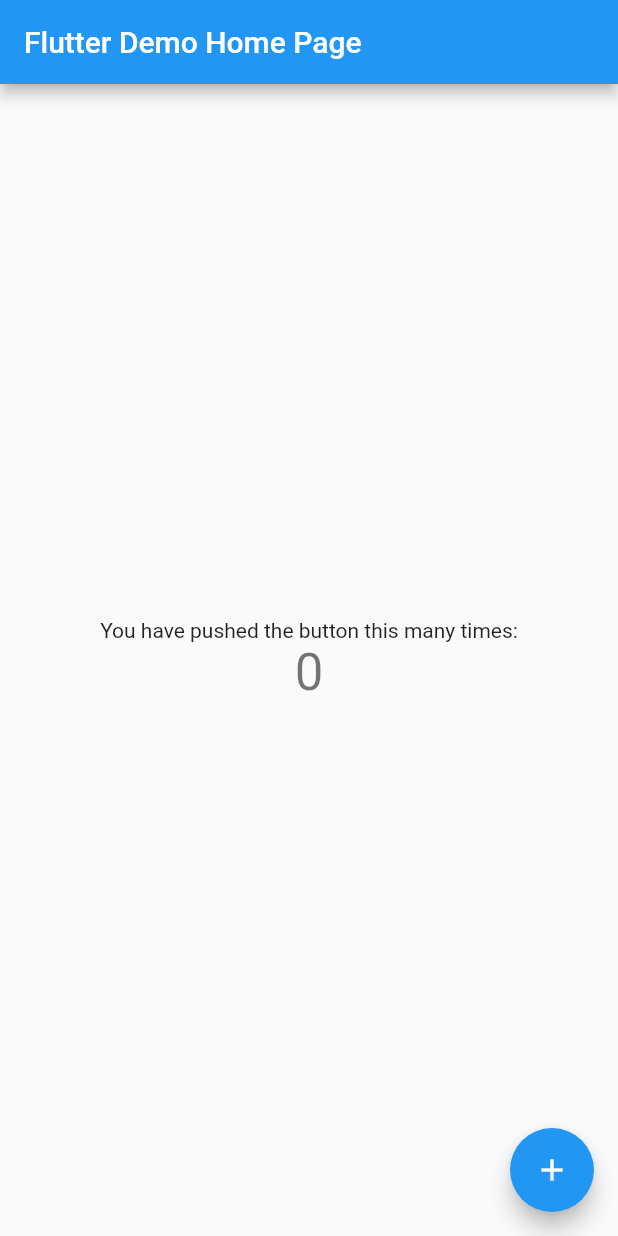
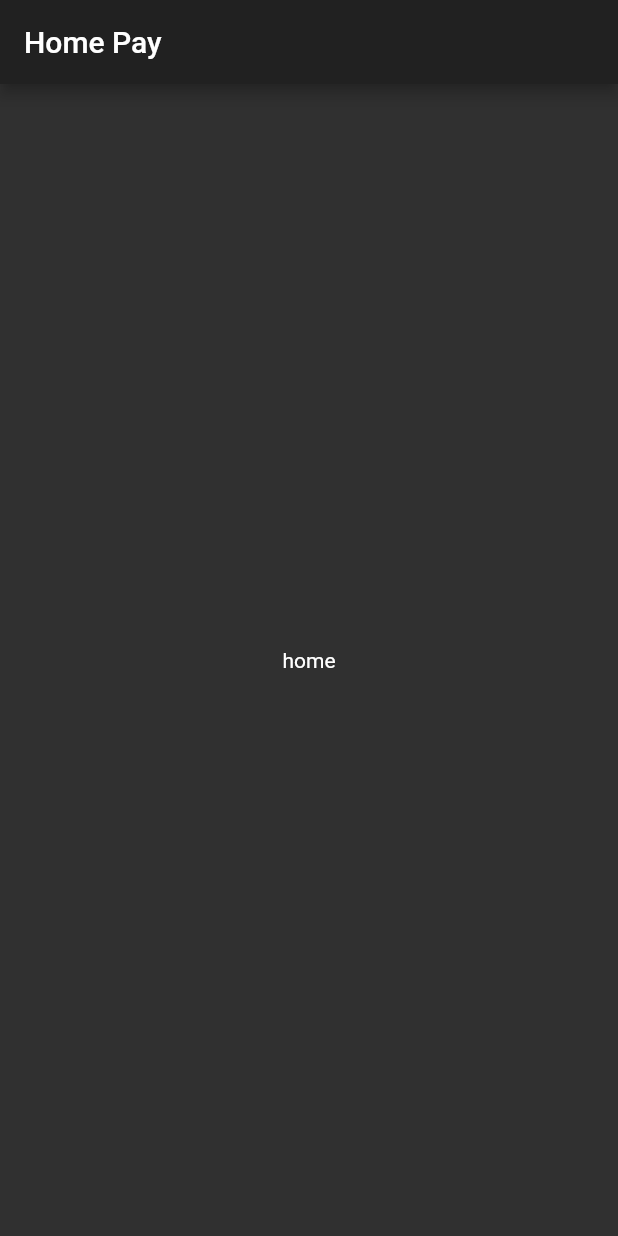
Before and after one commit to AntonioVeintiuno/example_pay, a Flutter app: the screen it shows after launch, on a phone screen of 412 x 824 dp. Run offline on Flutter 3.47's test engine with Material 2 defaults, Android fonts, the phone set to English and light mode, and no system bars.

Commit message:
Adding project structure.
Signed-off-by: Antonio Garcia <moy_357@hotmail.com>

```diff
--- a/lib/main.dart
+++ b/lib/main.dart
@@ -1,111 +1,6 @@
 import 'package:flutter/material.dart';
+import 'src/app/app.dart';
 
-void main() => runApp(MyApp());
-
-class MyApp extends StatelessWidget {
-  // This widget is the root of your application.
-  @override
-  Widget build(BuildContext context) {
-    return MaterialApp(
-      title: 'Flutter Demo',
-      theme: ThemeData(
-        // This is the theme of your application.
-        //
-        // Try running your application with "flutter run". You'll see the
-        // application has a blue toolbar. Then, without quitting the app, try
-        // changing the primarySwatch below to Colors.green and then invoke
-        // "hot reload" (press "r" in the console where you ran "flutter run",
-        // or simply save your changes to "hot reload" in a Flutter IDE).
-        // Notice that the counter didn't reset back to zero; the application
-        // is not restarted.
-        primarySwatch: Colors.blue,
-      ),
-      home: MyHomePage(title: 'Flutter Demo Home Page'),
-    );
-  }
+void main() async {
+  runApp(ExamplePay());
 }
-
-class MyHomePage extends StatefulWidget {
-  MyHomePage({Key key, this.title}) : super(key: key);
-
-  // This widget is the home page of your application. It is stateful, meaning
-  // that it has a State object (defined below) that contains fields that affect
-  // how it looks.
-
-  // This class is the configuration for the state. It holds the values (in this
-  // case the title) provided by the parent (in this case the App widget) and
-  // used by the build method of the State. Fields in a Widget subclass are
-  // always marked "final".
-
-  final String title;
-
-  @override
-  _MyHomePageState createState() => _MyHomePageState();
-}
-
-class _MyHomePageState extends State<MyHomePage> {
-  int _counter = 0;
-
-  void _incrementCounter() {
-    setState(() {
-      // This call to setState tells the Flutter framework that something has
-      // changed in this State, which causes it to rerun the build method below
-      // so that the display can reflect the updated values. If we changed
-      // _counter without calling setState(), then the build method would not be
-      // called again, and so nothing would appear to happen.
-      _counter++;
-    });
-  }
-
-  @override
-  Widget build(BuildContext context) {
-    // This method is rerun every time setState is called, for instance as done
-    // by the _incrementCounter method above.
-    //
-    // The Flutter framework has been optimized to make rerunning build methods
-    // fast, so that you can just rebuild anything that needs updating rather
-    // than having to individually change instances of widgets.
-    return Scaffold(
-      appBar: AppBar(
-        // Here we take the value from the MyHomePage object that was created by
-        // the App.build method, and use it to set our appbar title.
-        title: Text(widget.title),
-      ),
-      body: Center(
-        // Center is a layout widget. It takes a single child and positions it
-        // in the middle of the parent.
-        child: Column(
-          // Column is also a layout widget. It takes a list of children and
-          // arranges them vertically. By default, it sizes itself to fit its
-          // children horizontally, and tries to be as tall as its parent.
-          //
-          // Invoke "debug painting" (press "p" in the console, choose the
-          // "Toggle Debug Paint" action from the Flutter Inspector in Android
-          // Studio, or the "Toggle Debug Paint" command in Visual Studio Code)
-          // to see the wireframe for each widget.
-          //
-          // Column has various properties to control how it sizes itself and
-          // how it positions its children. Here we use mainAxisAlignment to
-          // center the children vertically; the main axis here is the vertical
-          // axis because Columns are vertical (the cross axis would be
-          // horizontal).
-          mainAxisAlignment: MainAxisAlignment.center,
-          children: <Widget>[
-            Text(
-              'You have pushed the button this many times:',
-            ),
-            Text(
-              '$_counter',
-              style: Theme.of(context).textTheme.display1,
-            ),
-          ],
-        ),
-      ),
-      floatingActionButton: FloatingActionButton(
-        onPressed: _incrementCounter,
-        tooltip: 'Increment',
-        child: Icon(Icons.add),
-      ), // This trailing comma makes auto-formatting nicer for build methods.
-    );
-  }
-}
--- /dev/null
+++ b/lib/src/app/app.dart
@@ -0,0 +1,23 @@
+import 'package:example_pay/src/screens/home.dart';
+import 'package:flutter/material.dart';
+
+class ExamplePay extends StatelessWidget {
+  @override
+  Widget build(BuildContext context) {
+    // Todas sus apliaciones deben de estar dentro de Material App para poder
+    // hacer uso de las facilidades de Material Design puede omitirce esto pero
+    // no podran hacer uso de estos widgets de material.dart
+    return MaterialApp(
+      debugShowCheckedModeBanner: false,
+      // theme: ThemeData.light(), //  Tema Claro
+     theme: ThemeData.dark(), // Tema Obscuro
+      home:  Home(),
+      initialRoute: '/',
+      // this is another form to use routes
+      routes: {
+        //Home
+        // '/home': (context) => HomeScreen(),
+      },
+    );
+  }
+}
--- /dev/null
+++ b/lib/src/screens/home.dart
@@ -0,0 +1,15 @@
+import 'package:flutter/material.dart';
+
+class Home extends StatelessWidget {
+ @override
+ Widget build(BuildContext context) {
+  return Scaffold(
+    appBar: AppBar(title: Text('Home Pay')),
+    body: Container(
+      child: Center(
+        child: Text('home'),
+      ),
+    ),
+  );
+ }
+}
```
Also changed, not shown: 1 other file.
